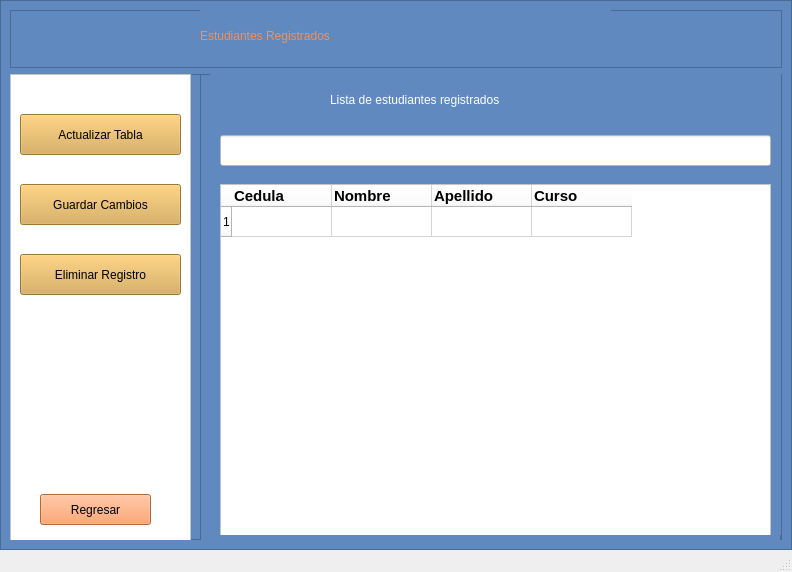
micaelCZ/AulaVirtual_VersionFinal, file AulaVirtual/informeEstu.ui: the form before one commit.
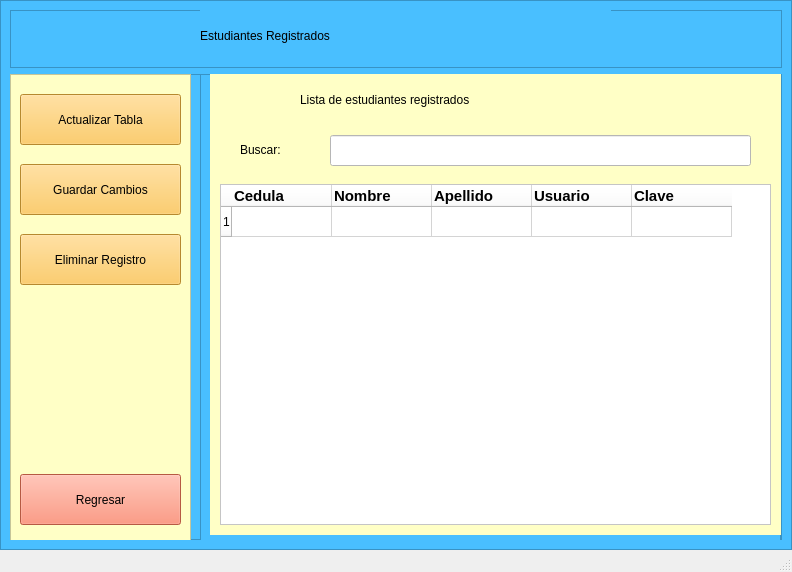
The form after the commit.

```diff
--- a/AulaVirtual/informeEstu.ui
+++ b/AulaVirtual/informeEstu.ui
@@ -33,7 +33,7 @@
     <item>
      <widget class="QFrame" name="frame">
       <property name="styleSheet">
-       <string notr="true">background-color: rgb(96, 137, 191);</string>
+       <string notr="true">background-color: rgb(73, 191, 255);</string>
       </property>
       <property name="frameShape">
        <enum>QFrame::StyledPanel</enum>
@@ -63,7 +63,7 @@
            <string notr="true">font: 700 18pt &quot;Segoe UI&quot;;
 font: 24pt &quot;Segoe UI&quot;;
 font: 700 26pt &quot;Segoe UI&quot;;
-color: rgb(242, 144, 87);</string>
+color: rgb(0, 0, 0);</string>
           </property>
           <property name="text">
            <string>Estudiantes Registrados</string>
@@ -89,7 +89,7 @@
            </rect>
           </property>
           <property name="styleSheet">
-           <string notr="true">background-color: rgb(255, 255, 255);</string>
+           <string notr="true">background-color: rgb(255, 255, 198);</string>
           </property>
           <property name="frameShape">
            <enum>QFrame::StyledPanel</enum>
@@ -101,13 +101,13 @@
            <property name="geometry">
             <rect>
              <x>10</x>
-             <y>40</y>
+             <y>20</y>
              <width>161</width>
-             <height>41</height>
+             <height>51</height>
             </rect>
            </property>
            <property name="styleSheet">
-            <string notr="true">background-color: rgb(217, 167, 74);
+            <string notr="true">background-color: rgb(255, 192, 66);
 font: 700 14pt &quot;Segoe UI&quot;;
 </string>
            </property>
@@ -119,13 +119,13 @@
            <property name="geometry">
             <rect>
              <x>10</x>
-             <y>110</y>
+             <y>90</y>
              <width>161</width>
-             <height>41</height>
+             <height>51</height>
             </rect>
            </property>
            <property name="styleSheet">
-            <string notr="true">background-color: rgb(217, 167, 74);
+            <string notr="true">background-color: rgb(255, 192, 66);
 font: 700 14pt &quot;Segoe UI&quot;;
 </string>
            </property>
@@ -137,13 +137,13 @@
            <property name="geometry">
             <rect>
              <x>10</x>
-             <y>180</y>
+             <y>160</y>
              <width>161</width>
-             <height>41</height>
+             <height>51</height>
             </rect>
            </property>
            <property name="styleSheet">
-            <string notr="true">background-color: rgb(217, 167, 74);
+            <string notr="true">background-color: rgb(255, 192, 66);
 font: 700 14pt &quot;Segoe UI&quot;;
 </string>
            </property>
@@ -154,15 +154,14 @@
           <widget class="QPushButton" name="botonRegresarcurso">
            <property name="geometry">
             <rect>
-             <x>30</x>
-             <y>420</y>
-             <width>111</width>
-             <height>31</height>
+             <x>10</x>
+             <y>400</y>
+             <width>161</width>
+             <height>51</height>
             </rect>
            </property>
            <property name="styleSheet">
-            <string notr="true">background-color: rgb(217, 167, 74);
-background-color: rgb(255, 142, 76);
+            <string notr="true">background-color: rgb(255, 126, 94);
 font: 700 14pt &quot;Segoe UI&quot;;
 </string>
            </property>
@@ -195,6 +194,9 @@
              <height>461</height>
             </rect>
            </property>
+           <property name="styleSheet">
+            <string notr="true">background-color: rgb(255, 255, 198);</string>
+           </property>
            <property name="currentIndex">
             <number>0</number>
            </property>
@@ -205,7 +207,7 @@
                <x>10</x>
                <y>110</y>
                <width>551</width>
-               <height>361</height>
+               <height>341</height>
               </rect>
              </property>
              <property name="styleSheet">
@@ -294,7 +296,7 @@
              </column>
              <column>
               <property name="text">
-               <string>Curso</string>
+               <string>Usuario</string>
               </property>
               <property name="font">
                <font>
@@ -313,11 +315,25 @@
                </color>
               </property>
              </column>
+             <column>
+              <property name="text">
+               <string>Clave</string>
+              </property>
+              <property name="font">
+               <font>
+                <pointsize>11</pointsize>
+                <bold>true</bold>
+               </font>
+              </property>
+              <property name="textAlignment">
+               <set>AlignJustify|AlignVCenter</set>
+              </property>
+             </column>
             </widget>
             <widget class="QLabel" name="label_2">
              <property name="geometry">
               <rect>
-               <x>120</x>
+               <x>90</x>
                <y>10</y>
                <width>381</width>
                <height>32</height>
@@ -325,7 +341,7 @@
              </property>
              <property name="styleSheet">
               <string notr="true">font: 700 18pt &quot;Segoe UI&quot;;
-color: rgb(255, 255, 255);</string>
+</string>
              </property>
              <property name="text">
               <string>Lista de estudiantes registrados</string>
@@ -337,9 +353,9 @@
             <widget class="QLineEdit" name="busqueda">
              <property name="geometry">
               <rect>
-               <x>10</x>
+               <x>120</x>
                <y>61</y>
-               <width>551</width>
+               <width>421</width>
                <height>31</height>
               </rect>
              </property>
@@ -347,6 +363,23 @@
               <string notr="true">background-color: rgb(255, 255, 255);</string>
              </property>
             </widget>
+            <widget class="QLabel" name="label_10">
+             <property name="geometry">
+              <rect>
+               <x>30</x>
+               <y>60</y>
+               <width>81</width>
+               <height>31</height>
+              </rect>
+             </property>
+             <property name="styleSheet">
+              <string notr="true">font: 700 16pt &quot;Segoe UI&quot;;
+</string>
+             </property>
+             <property name="text">
+              <string>Buscar:</string>
+             </property>
+            </widget>
            </widget>
            <widget class="QWidget" name="eliminar">
             <widget class="QLabel" name="label_8">
```
